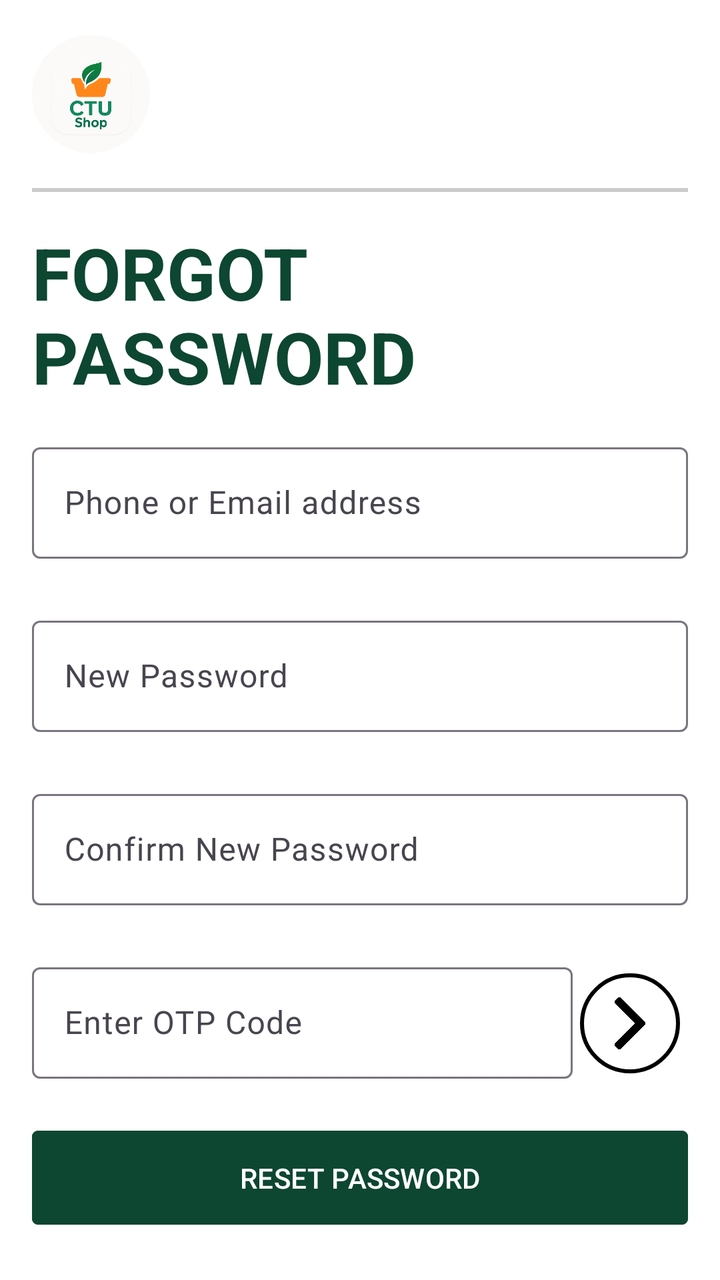
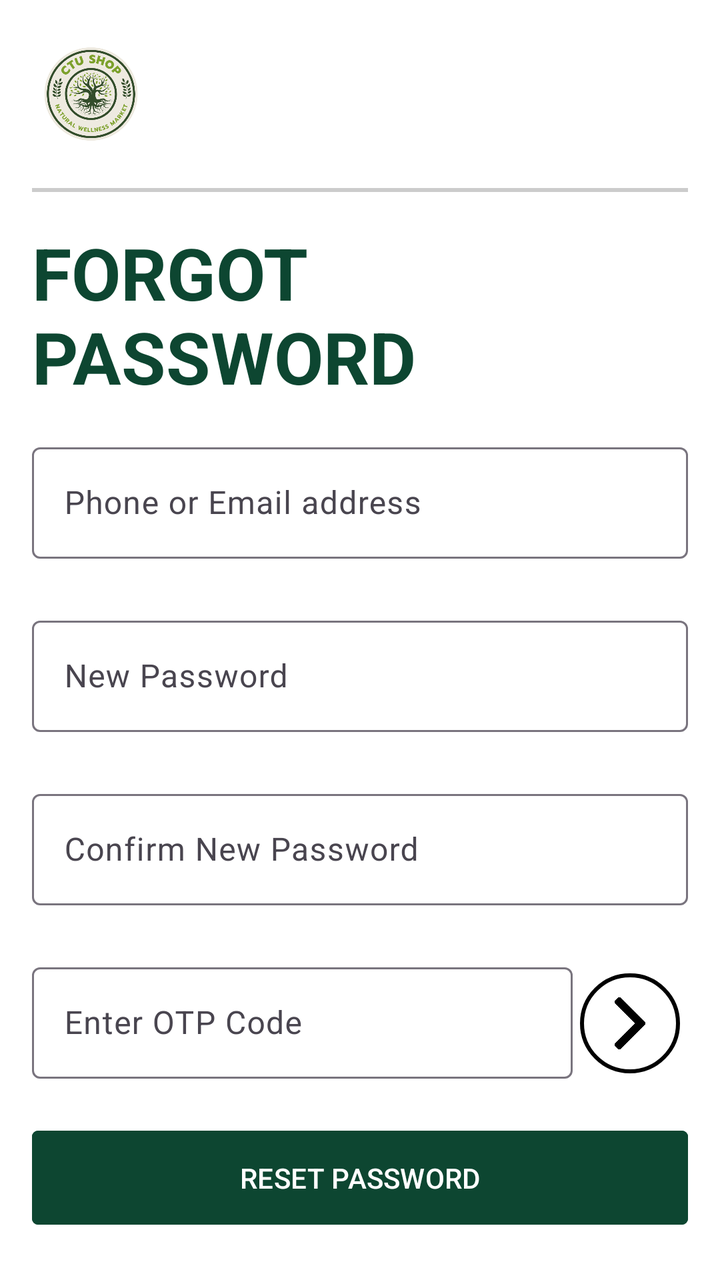

Before-and-after screenshots of an Android layout around one commit, followed by the original layout XML and the change that was made.
<!-- AndroidManifest.xml: application theme Theme.DietarySupplementShop -->
<!-- res/layout/activity_forgot_password.xml -->
<?xml version="1.0" encoding="utf-8"?>
<RelativeLayout xmlns:android="http://schemas.android.com/apk/res/android"
    xmlns:app="http://schemas.android.com/apk/res-auto"
    xmlns:tools="http://schemas.android.com/tools"
    android:layout_width="match_parent"
    android:layout_height="match_parent"
    tools:context=".SignInActivity">

    <ImageView
        android:id="@+id/imageView2"
        android:layout_width="150dp"
        android:layout_height="62dp"
        android:layout_alignParentStart="true"
        android:layout_alignParentTop="true"
        android:layout_alignParentEnd="true"
        android:layout_marginStart="16dp"
        android:layout_marginTop="16dp"
        android:layout_marginEnd="285dp"
        android:layout_marginBottom="16dp"
        android:contentDescription="@string/logo_app"
        app:srcCompat="@drawable/logo" />

    <View
        android:id="@+id/spacer"
        android:layout_width="match_parent"
        android:layout_height="2dp"
        android:layout_below="@+id/imageView2"
        android:layout_marginStart="16dp"
        android:layout_marginEnd="16dp"
        android:background="#CCCCCC" />


    <TextView
        android:id="@+id/textViewAppName"
        android:layout_width="164dp"
        android:layout_height="wrap_content"
        android:layout_below="@+id/spacer"
        android:layout_alignParentStart="true"
        android:layout_alignParentEnd="true"
        android:layout_marginStart="16dp"
        android:layout_marginTop="16dp"
        android:layout_marginEnd="16dp"
        android:text="@string/forgot_password"
        android:textAlignment="viewStart"
        android:textColor="@color/color_app"
        android:textSize="36sp"
        android:textStyle="bold" />

    <com.google.android.material.textfield.TextInputLayout
        android:id="@+id/textInputLayoutEmail"
        android:layout_width="match_parent"
        android:layout_height="wrap_content"
        android:layout_marginStart="16dp"
        android:layout_marginTop="16dp"
        android:layout_marginEnd="16dp"
        android:layout_below="@+id/textViewAppName"
        app:errorEnabled="true"
        app:errorTextAppearance="@style/ErrorText">

        <EditText
            android:id="@+id/editTextEmail"
            android:layout_width="match_parent"
            android:layout_height="wrap_content"
            android:autofillHints=""
            android:hint="@string/hint_signup_id"
            android:inputType="text"
            android:textColor="#000000"
            tools:ignore="TextFields" />

    </com.google.android.material.textfield.TextInputLayout>

    <com.google.android.material.textfield.TextInputLayout
        android:id="@+id/textInputLayoutPassword"
        android:layout_width="match_parent"
        android:layout_height="wrap_content"
        android:layout_marginStart="16dp"
        android:layout_marginEnd="16dp"
        android:layout_below="@id/textInputLayoutEmail"
        app:errorEnabled="true"
        app:errorTextAppearance="@style/ErrorText">

        <EditText
            android:id="@+id/editTextPassword"
            android:layout_width="match_parent"
            android:layout_height="match_parent"
            android:autofillHints=""
            android:hint="@string/new_password"
            android:inputType="textPassword"
            android:textColor="#000000" />

    </com.google.android.material.textfield.TextInputLayout>

    <com.google.android.material.textfield.TextInputLayout
        android:id="@+id/textInputLayoutConfirmPassword"
        android:layout_width="match_parent"
        android:layout_height="wrap_content"
        android:layout_marginStart="16dp"
        android:layout_marginEnd="16dp"
        android:layout_below="@id/textInputLayoutPassword"
        app:errorEnabled="true"
        app:errorTextAppearance="@style/ErrorText">

        <EditText
            android:id="@+id/editTextConfirmPassword"
            android:layout_width="match_parent"
            android:layout_height="match_parent"
            android:autofillHints=""
            android:hint="@string/confirm_new_password"
            android:inputType="textPassword"
            android:textColor="#000000"/>

    </com.google.android.material.textfield.TextInputLayout>


    <GridLayout
        android:id="@+id/gridLayoutSocialLogin"
        android:layout_width="match_parent"
        android:layout_height="67dp"
        android:layout_below="@+id/textInputLayoutConfirmPassword"
        android:layout_marginStart="16dp"
        android:layout_marginEnd="16dp"
        android:columnCount="2">

        <FrameLayout
            android:layout_width="247dp"
            android:layout_height="match_parent"
            android:layout_columnWeight="2">
            <com.google.android.material.textfield.TextInputLayout
                android:id="@+id/textInputLayoutOTPCode"
                android:layout_width="match_parent"
                android:layout_height="wrap_content"
                app:errorEnabled="true"
                app:errorTextAppearance="@style/ErrorText">

                <EditText
                    android:id="@+id/editTextOTPCode"
                    android:layout_width="match_parent"
                    android:layout_height="match_parent"
                    android:autofillHints=""
                    android:hint="@string/enter_otp_code"
                    android:inputType="number"
                    android:textColor="#000000"
                    tools:ignore="TextFields" />

            </com.google.android.material.textfield.TextInputLayout>


        </FrameLayout>

        <FrameLayout
            android:layout_width="50dp"
            android:layout_height="50dp"
            android:layout_columnWeight="2"
            android:layout_gravity="center"
            android:background="@drawable/circle_button">

            <TextView
                android:id="@+id/textViewCountdown"
                android:layout_width="match_parent"
                android:layout_height="match_parent"
                android:gravity="center"
                android:textColor="@color/color_app"
                android:textSize="16sp"
                android:textStyle="bold" />

            <ImageButton
                android:id="@+id/btnSendOTP"
                android:layout_width="match_parent"
                android:layout_height="match_parent"
                android:layout_margin="12dp"
                android:background="@color/white"
                android:contentDescription="@string/send_otp"
                android:scaleType="fitCenter"
                android:src="@drawable/right_arrow" />


        </FrameLayout>

    </GridLayout>

    <Button
        android:id="@+id/buttonConfirm"
        android:layout_width="match_parent"
        android:layout_height="55dp"
        android:layout_below="@id/gridLayoutSocialLogin"
        android:layout_alignParentStart="true"
        android:layout_alignParentEnd="true"
        android:layout_marginStart="16dp"
        android:layout_marginTop="16dp"
        android:layout_marginEnd="16dp"
        android:backgroundTint="@color/color_app"
        android:text="@string/reset_password"
        android:textColor="#FFFFFF"
        app:cornerRadius="3dp" />

    <Button
        android:id="@+id/buttonSignUpPage"
        android:layout_width="318dp"
        android:layout_height="55dp"
        android:layout_below="@+id/buttonConfirm"
        android:layout_alignParentStart="true"
        android:layout_alignParentEnd="true"
        android:layout_marginStart="16dp"
        android:layout_marginTop="16dp"
        android:layout_marginEnd="16dp"
        android:backgroundTint="@color/white"
        android:text="@string/new_a_customer_sign_up"
        android:textAlignment="center"
        android:textColor="@color/color_app"
        android:textSize="16sp"
        android:textStyle="bold"
        app:cornerRadius="3dp" />
    <FrameLayout
        android:id="@+id/frameLoading"
        android:layout_width="match_parent"
        android:layout_height="match_parent"
        android:background="#1A000000"
        android:layout_gravity="center"
        android:visibility="gone"
        >
        <com.airbnb.lottie.LottieAnimationView
            android:id="@+id/animationView"
            android:layout_width="50dp"
            android:layout_height="50dp"
            android:layout_gravity="center"
            app:lottie_rawRes="@raw/loading"
            app:lottie_autoPlay="true"
            app:lottie_loop="true"/>
    </FrameLayout>
</RelativeLayout>
<!-- resources referenced by this layout -->
<resources>
  <color name="color_app">#0D4631</color>
  <color name="white">#FFFFFFFF</color>
  <!-- drawable circle_button (drawable) -->
  <?xml version="1.0" encoding="utf-8"?>
  
  <shape xmlns:android="http://schemas.android.com/apk/res/android"
      android:shape="oval" android:padding="10dp">
      <corners
          android:bottomRightRadius="10dp"
          android:bottomLeftRadius="10dp"
          android:topLeftRadius="10dp"
          android:topRightRadius="10dp"
          />
      <stroke
          android:width="2dp"
          android:color="@color/black"/>
  </shape>
  <!-- drawable logo: png bitmap (drawable, 136778 bytes) -->
  <!-- drawable right_arrow: png bitmap (drawable, 2601 bytes) -->
  <string name="confirm_new_password">Confirm New Password</string>
  <string name="enter_otp_code">Enter OTP Code</string>
  <string name="forgot_password">FORGOT PASSWORD</string>
  <string name="hint_signup_id">Phone or Email address</string>
  <string name="logo_app">Logo app</string>
  <string name="new_a_customer_sign_up">New a customer? Sign Up</string>
  <string name="new_password">New Password</string>
  <string name="reset_password">RESET PASSWORD</string>
  <string name="send_otp">Send OTP</string>
  <style name="ErrorText" parent="@android:style/TextAppearance">
          <item name="android:textColor">@color/color_app</item>
      </style>
  <style name="Theme.DietarySupplementShop" parent="Base.Theme.DietarySupplementShop" />
  <color name="black">#FF000000</color>
  <style name="Base.Theme.DietarySupplementShop" parent="Theme.Material3.DayNight.NoActionBar">
          <item name="android:windowBackground">@color/white</item>
          <item name="android:statusBarColor">@android:color/transparent</item>
          <item name="android:windowTranslucentNavigation">true</item>
          <item name="android:windowActivityTransitions">true</item>=
      </style>
</resources>

<!-- the commit's change to res/layout/activity_forgot_password.xml (unified diff, before → after) -->
@@ -18,7 +18,7 @@
         android:layout_marginEnd="285dp"
         android:layout_marginBottom="16dp"
         android:contentDescription="@string/logo_app"
-        app:srcCompat="@drawable/logo" />
+        app:srcCompat="@drawable/logo_2" />
 
     <View
         android:id="@+id/spacer"
<!-- resource entries referenced after the edit -->
@@ -17,7 +17,7 @@
           android:width="2dp"
           android:color="@color/black"/>
   </shape>
-  <!-- drawable logo: png bitmap (drawable, 136778 bytes) -->
+  <!-- drawable logo_2: png bitmap (drawable, 57019 bytes) -->
   <!-- drawable right_arrow: png bitmap (drawable, 2601 bytes) -->
   <string name="confirm_new_password">Confirm New Password</string>
   <string name="enter_otp_code">Enter OTP Code</string>
@@ -37,7 +37,12 @@
           <item name="android:windowBackground">@color/white</item>
           <item name="android:statusBarColor">@android:color/transparent</item>
           <item name="android:windowTranslucentNavigation">true</item>
-          <item name="android:windowActivityTransitions">true</item>=
+          <item name="android:windowActivityTransitions">true</item>
+  
+          <item name="colorPrimary">@color/color_app</item>
+          <item name="colorOnPrimary">#FFFFFF</item>
+          <item name="colorPrimaryContainer">#A5D6A7</item>
+          <item name="colorSecondary">#388E3C</item>
       </style>
 </resources>
 
